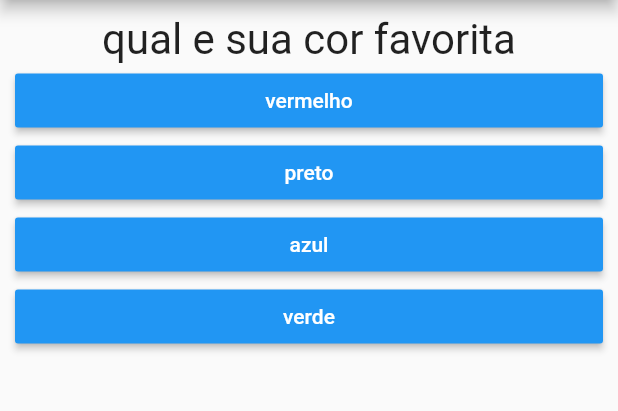
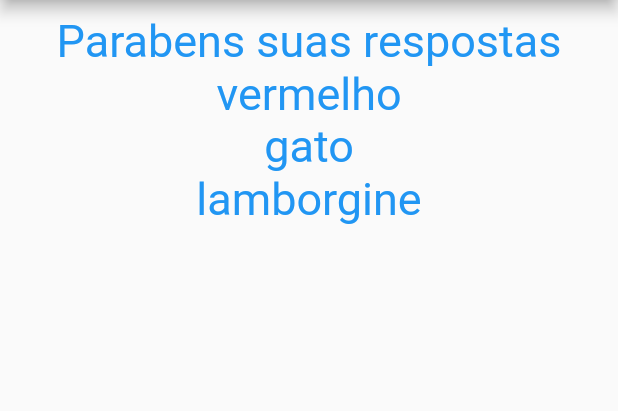
Before and after one commit to EdsonMateus1/questionartioFlutter, a Flutter app: the screen it shows after launch, after a tap on "vermelho", after a tap on "gato", after a tap on "lamborgine", on a phone screen of 412 x 824 dp, the part 84-495 px from its top. Run offline on Flutter 3.47's test engine with Material 2 defaults, Android fonts, the phone set to English and light mode, and no system bars.

Commit message:
tela resultado

```diff
--- a/lib/main.dart
+++ b/lib/main.dart
@@ -2,6 +2,7 @@ import 'package:flutter/material.dart';
 import 'package:flutter/rendering.dart';
 import './perguntaApp.dart';
 
+// st
 void main() {
   runApp(App());
 }
@@ -10,6 +11,9 @@ class App extends StatelessWidget {
   @override
   Widget build(BuildContext context) {
     return MaterialApp(
+      theme: ThemeData(
+        primaryColor: Colors.blue
+        ),
       home: Scaffold(
         appBar: AppBar(
           title: Text("Perguntas"),
--- a/lib/perguntaApp.dart
+++ b/lib/perguntaApp.dart
@@ -1,6 +1,8 @@
 import 'package:flutter/material.dart';
+import 'package:hello_world/resultado.dart';
 import 'questao.dart';
-import 'respota.dart';
+import 'resposta.dart';
+import 'resultado.dart';
 
 class PerguntaApp extends StatefulWidget {
   @override
@@ -10,7 +12,7 @@ class PerguntaApp extends StatefulWidget {
 class _PerguntaAppStante extends State<PerguntaApp> {
   var _perguntas = const [
     {
-      "pergunta": "qual e sua cor favorita",
+      "pergunta": "Qual e sua cor favorita",
       "respostas": [
         "vermelho",
         "preto",
@@ -19,7 +21,7 @@ class _PerguntaAppStante extends State<PerguntaApp> {
       ]
     },
     {
-      "pergunta": "qual e seu animal favorito",
+      "pergunta": "Qual e seu animal favorito",
       "respostas": [
         "cachoro",
         "gato",
@@ -28,7 +30,7 @@ class _PerguntaAppStante extends State<PerguntaApp> {
       ]
     },
     {
-      "pergunta": "qual seu carro favorito",
+      "pergunta": "Qual seu carro favorito",
       "respostas": [
         "ferrari",
         "uno",
@@ -39,43 +41,42 @@ class _PerguntaAppStante extends State<PerguntaApp> {
   ];
 
   var _perguntaSelect = 0;
-  List<String> respondidas = [];
+  List<String> _respondidas = [];
+
+  bool get perguntaSelecionada {
+    return _perguntaSelect < _perguntas.length;
+  }
 
   void _responder(String e) {
-    if (_perguntas.length - 1 <= _perguntaSelect) {
-      print("nao tem mais perguntas");
-
-      respondidas.add(e);
-      setState(() {
-        _perguntaSelect = 0;
-      });
-      print(respondidas);
-    } else {
+    if (perguntaSelecionada) {
       setState(() {
         _perguntaSelect++;
+        _respondidas.add(e);
       });
-      respondidas.add(e);
     }
   }
 
   @override
   Widget build(BuildContext context) {
-    List<String> respostas = _perguntas[_perguntaSelect]["respostas"];
+    List<String> respostas =
+        perguntaSelecionada ? _perguntas[_perguntaSelect]["respostas"] : null;
 
-    List<Widget> widgetRepostas = respostas
+    return perguntaSelecionada
+        ? Column(
+            children: [
+              Questao(
+                text: _perguntas[_perguntaSelect]["pergunta"],
+              ),
+              ...respostas
                   .map((e) => Resposta(
                         text: e,
                         onSelecao: () => _responder(e),
                       ))
-        .toList();
-
-    return Column(
-      children: [
-        Questao(
-          text: _perguntas[_perguntaSelect]["pergunta"],
-        ),
-        ...widgetRepostas
+                  .toList()
             ],
+          )
+        : Resultado(
+            respondidas: _respondidas,
           );
   }
 }
--- a/lib/questao.dart
+++ b/lib/questao.dart
@@ -11,6 +11,7 @@ class Questao extends StatelessWidget {
       text,
       style: TextStyle(
         fontSize: 28,
+        color: Colors.blue,
       ),
       textAlign: TextAlign.center,
     );
--- /dev/null
+++ b/lib/resultado.dart
@@ -0,0 +1,27 @@
+import 'package:flutter/material.dart';
+
+class Resultado extends StatelessWidget {
+  final List<String> respondidas;
+
+  Resultado({this.respondidas});
+
+  @override
+  Widget build(BuildContext context) {
+    var res = respondidas.map((e) => Text(
+          e,
+          style: TextStyle(fontSize: 30, color: Colors.blue),
+        ));
+
+    return Center(
+      child: Column(
+        children: [
+          Text(
+            "Parabens suas respostas",
+            style: TextStyle(fontSize: 30, color: Colors.blue),
+          ),
+          ...res
+        ],
+      ),
+    );
+  }
+}
```
Also changed, not shown: lib/resposta.dart (renamed from lib/respota.dart). Lines whose indentation alone changed are shown as unchanged.
